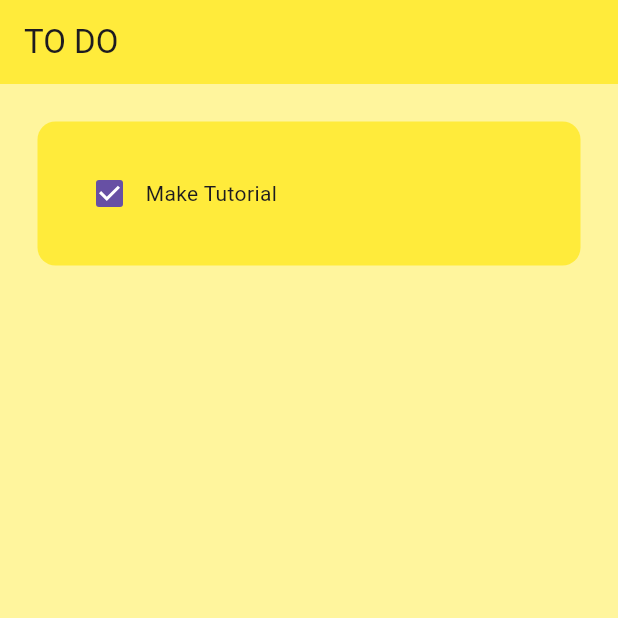
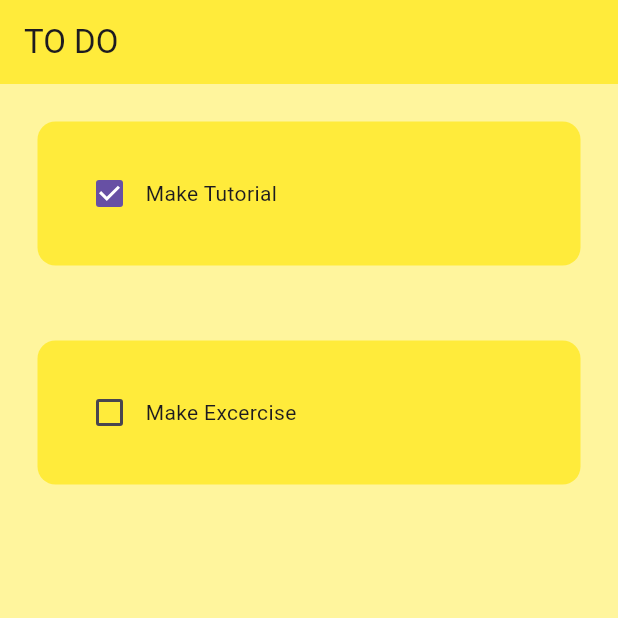
Before and after one commit to Firuz43/fluttertodo, a Flutter app: the screen it shows after launch, on a phone screen of 412 x 824 dp, the top half of it. Run offline on Flutter 3.47's test engine with Material 3 defaults, Android fonts, the phone set to English and light mode, and no system bars.

```diff
--- a/lib/pages/home_page.dart
+++ b/lib/pages/home_page.dart
@@ -26,6 +26,12 @@ class _HomePageState extends State<HomePage> {
 
             },
           ),
+          TodoTitle(
+            taskName: 'Make Excercise',
+            taskCompleted: false,
+            onChanged: (p0) {
+          },
+          ),
         ],
       ),
     );
```
